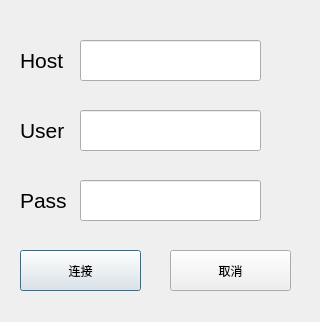
This is FTPTransFer-client/ftpconnectdlg.ui in SuzukiTccy/QTProject-FTP as Qt 5 draws it before an edit. The edited form follows.
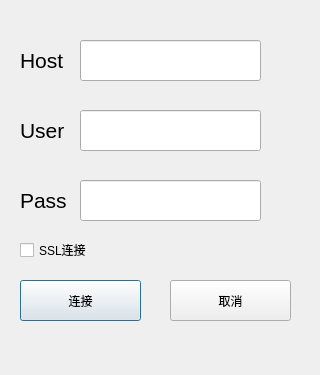
This is the edited form.

```diff
--- a/FTPTransFer-client/ftpconnectdlg.ui
+++ b/FTPTransFer-client/ftpconnectdlg.ui
@@ -7,7 +7,7 @@
     <x>0</x>
     <y>0</y>
     <width>320</width>
-    <height>322</height>
+    <height>375</height>
    </rect>
   </property>
   <property name="windowTitle">
@@ -17,7 +17,7 @@
    <property name="geometry">
     <rect>
      <x>20</x>
-     <y>250</y>
+     <y>280</y>
      <width>121</width>
      <height>41</height>
     </rect>
@@ -30,7 +30,7 @@
    <property name="geometry">
     <rect>
      <x>170</x>
-     <y>250</y>
+     <y>280</y>
      <width>121</width>
      <height>41</height>
     </rect>
@@ -123,6 +123,19 @@
     </rect>
    </property>
   </widget>
+  <widget class="QCheckBox" name="cb_ssl">
+   <property name="geometry">
+    <rect>
+     <x>20</x>
+     <y>240</y>
+     <width>85</width>
+     <height>20</height>
+    </rect>
+   </property>
+   <property name="text">
+    <string>SSL连接</string>
+   </property>
+  </widget>
  </widget>
  <resources/>
  <connections/>
```
